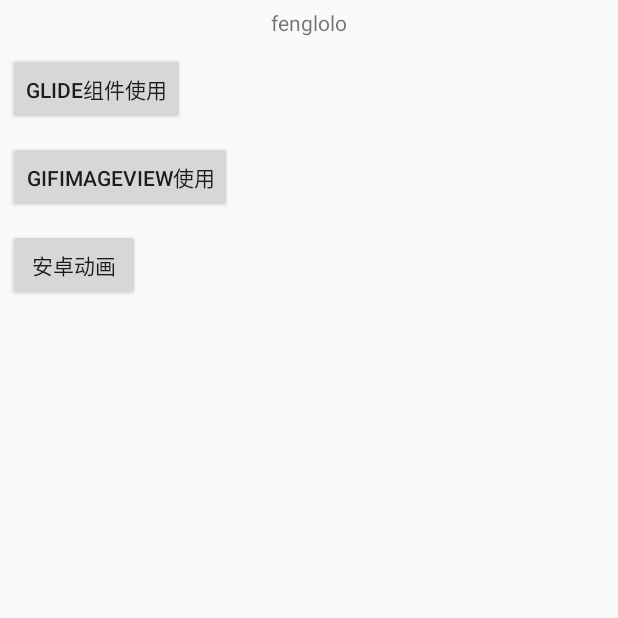
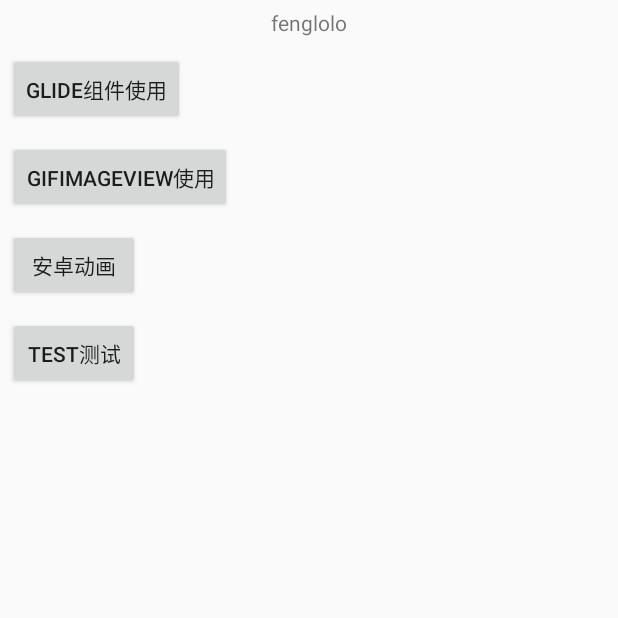
Before and after one commit to fenglolo/FWLibrary, an Android app: the screen it shows after launch (MainActivity), on a phone screen of 412 x 824 dp, the top half of it. Run offline under Robolectric (Android 15) with nearby library versions, the phone set to English and light mode, and no system bars.

```diff
--- a/app/src/main/AndroidManifest.xml
+++ b/app/src/main/AndroidManifest.xml
@@ -42,6 +42,7 @@
         <activity android:name=".activity.GlideActivity"/>
         <activity android:name=".activity.GifImageViewActivity"/>
         <activity android:name=".activity.animation.AnimationActivity"/>
+        <activity android:name=".activity.TestActivity"/>
 
     </application>
 
--- a/app/src/main/java/com/fw/demo/MainActivity.java
+++ b/app/src/main/java/com/fw/demo/MainActivity.java
@@ -3,14 +3,16 @@
 import android.content.Intent;
 import android.view.View;
 import android.widget.Button;
+import android.widget.TextView;
 
 import com.fw.demo.activity.GifImageViewActivity;
 import com.fw.demo.activity.GlideActivity;
+import com.fw.demo.activity.TestActivity;
 import com.fw.demo.activity.animation.AnimationActivity;
 
 public class MainActivity extends BaseActivity implements View.OnClickListener {
 
-    private Button btn_glide,btn_gifImageview,btn_ani;
+    private Button btn_glide,btn_gifImageview,btn_ani,btn_test;
 
     @Override
     protected int getContentLayout() {
@@ -22,6 +24,7 @@
         btn_glide = findViewById(R.id.btn_glide);
         btn_gifImageview = findViewById(R.id.btn_gifImageview);
         btn_ani = findViewById(R.id.btn_anil);
+        btn_test = findViewById(R.id.btn_test);
     }
 
     @Override
@@ -29,6 +32,7 @@
         btn_glide.setOnClickListener(this);
         btn_gifImageview.setOnClickListener(this);
         btn_ani.setOnClickListener(this);
+        btn_test.setOnClickListener(this);
     }
 
     @Override
@@ -48,6 +52,9 @@
             case R.id.btn_anil://安卓动画
                 gotoActviity(AnimationActivity.class);
                 break;
+            case R.id.btn_test://ceshi
+                gotoActviity(TestActivity.class);
+                break;
             default:
                 break;
         }
--- a/app/src/main/res/layout/activity_main.xml
+++ b/app/src/main/res/layout/activity_main.xml
@@ -34,4 +34,11 @@
         android:layout_margin="5dp"
         android:text="安卓动画"/>
 
+    <Button
+        android:id="@+id/btn_test"
+        android:layout_width="wrap_content"
+        android:layout_height="wrap_content"
+        android:layout_margin="5dp"
+        android:text="Test测试"/>
+
 </LinearLayout>
```
Also changed, not shown: app/src/main/java/com/fw/demo/activity/TestActivity.java (added, +38 -0 lines), app/src/main/res/layout/activity_test.xml (added, +26 -0 lines).
